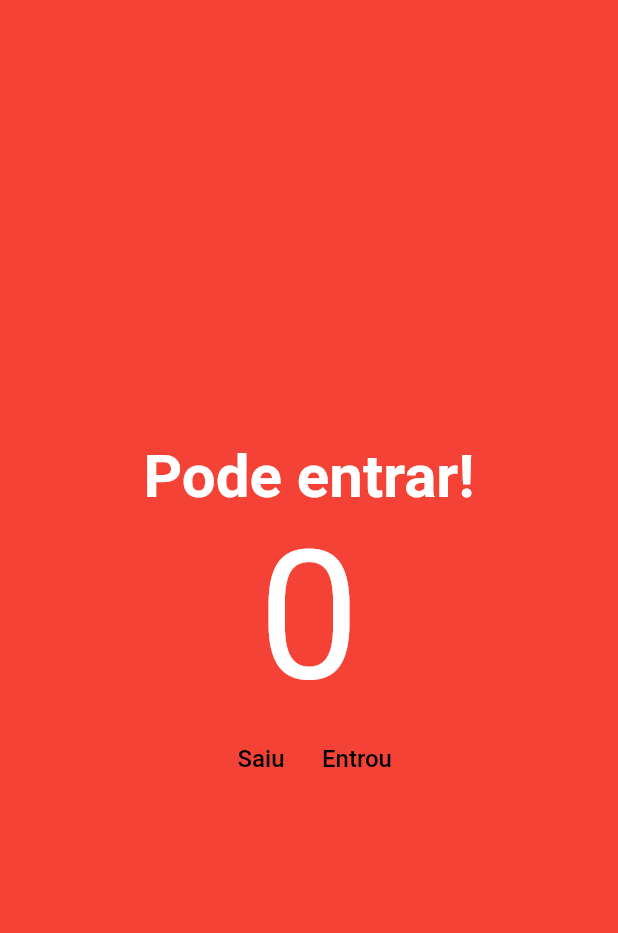
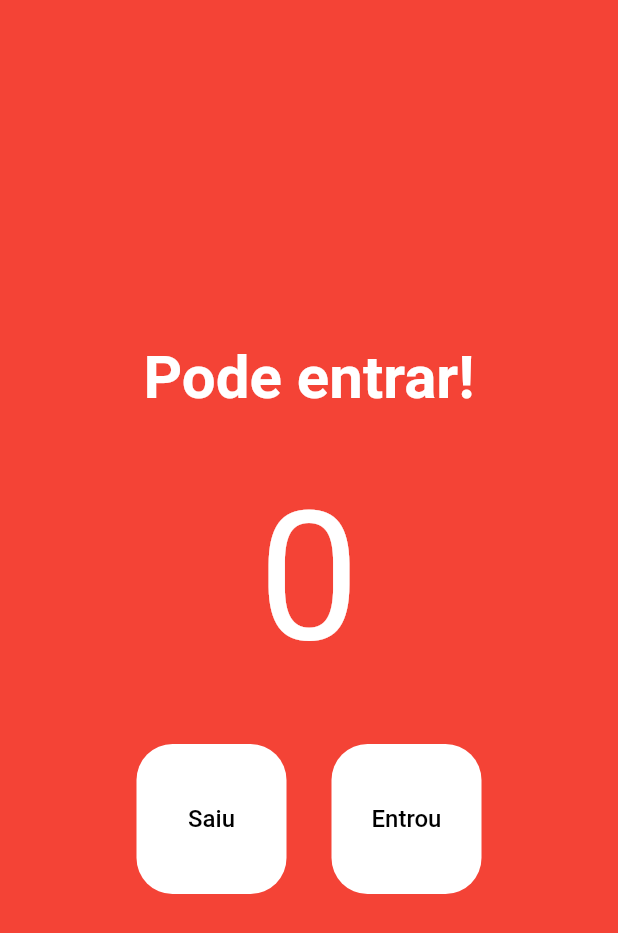
Before and after one commit to igorxcardoso/contador, a Flutter app: the screen it shows after launch, on a phone screen of 412 x 824 dp. Shown: the top 933 px of the screen. Run offline on Flutter 3.47's test engine with Material 2 defaults, Android fonts, the phone set to English and light mode, and no system bars.

Commit message:
SizeBox and Padding widget; TextButton style using styleFrom

```diff
--- a/lib/main.dart
+++ b/lib/main.dart
@@ -41,11 +41,14 @@ class HomePage extends StatelessWidget {
               fontWeight: FontWeight.w700, // w800
             ),
           ),
-          const Text(
-            '0',
-            style: TextStyle(
-              fontSize: 120,
-              color: Colors.white,
+          const Padding(
+            padding: EdgeInsets.all(40),
+            child: Text(
+              '0',
+              style: TextStyle(
+                fontSize: 120,
+                color: Colors.white,
+              ),
             ),
           ),
           Row(
@@ -53,6 +56,14 @@ class HomePage extends StatelessWidget {
             children: [
               TextButton(
                 onPressed: decrement,
+                style: TextButton.styleFrom(
+                  backgroundColor: Colors.white,
+                  fixedSize: const Size(100, 100),
+                  primary: Colors.black,
+                  shape: RoundedRectangleBorder(
+                    borderRadius: BorderRadius.circular(24),
+                  ),
+                ),
                 child: const Text(
                   'Saiu',
                   style: TextStyle(
@@ -61,8 +72,17 @@ class HomePage extends StatelessWidget {
                   ),
                 ),
               ),
+              const SizedBox(width: 30),
               TextButton(
                 onPressed: increment,
+                style: TextButton.styleFrom(
+                  backgroundColor: Colors.white,
+                  fixedSize: const Size(100, 100),
+                  primary: Colors.black,
+                  shape: RoundedRectangleBorder(
+                    borderRadius: BorderRadius.circular(24),
+                  ),
+                ),
                 child: const Text(
                   'Entrou',
                   style: TextStyle(
```
